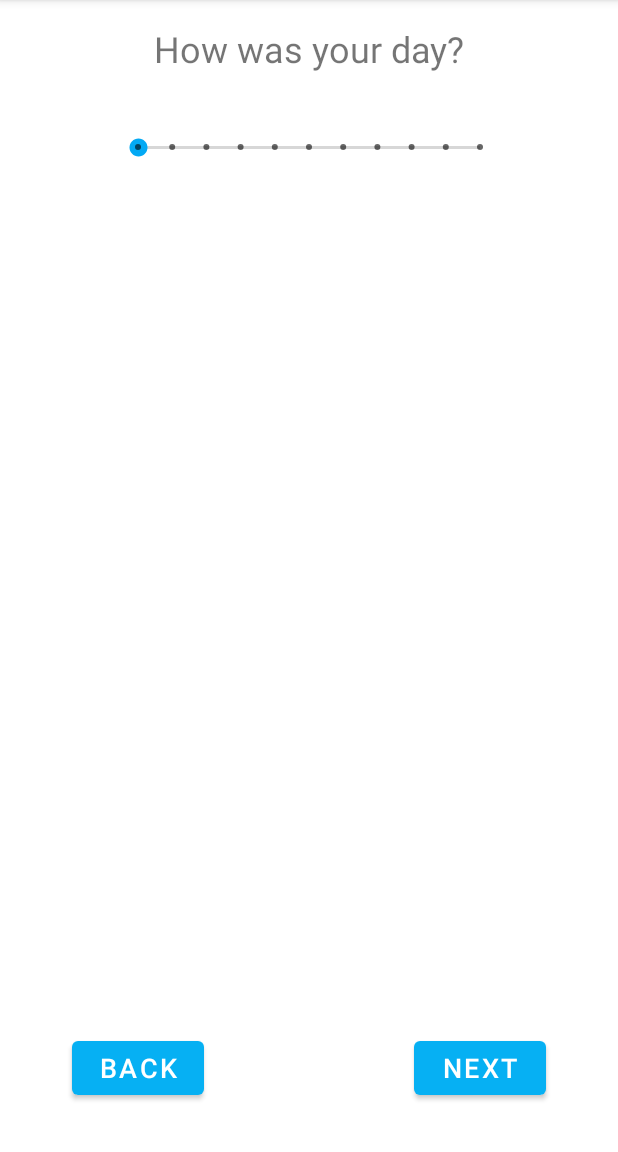
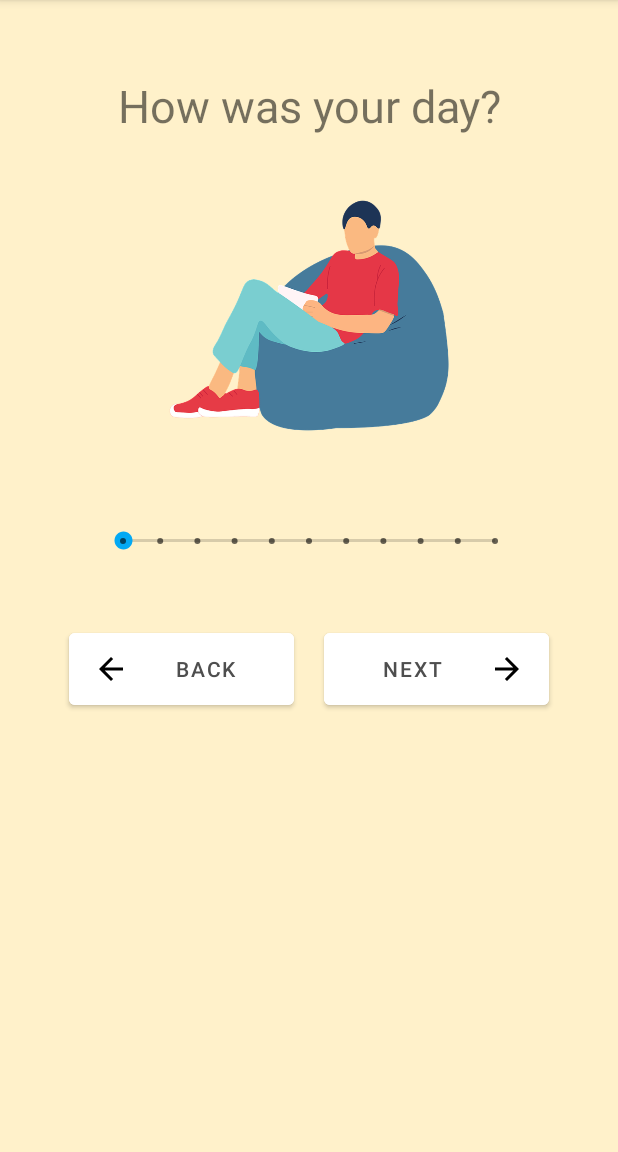
Before and after one commit to The-Doctors-PM/project-m, an Android app: the FirstQuestionActivity screen opened directly, with no data from a screen before it, on a phone screen of 412 x 824 dp, the part 84-1236 px from its top. Run offline under Robolectric (Android 15) with nearby library versions, the phone set to English and light mode, and no system bars.

Commit message:
Quiz Front End
Almost Done

```diff
--- /dev/null
+++ b/app/src/main/res/drawable/ic_forward.xml
@@ -0,0 +1,5 @@
+<vector android:autoMirrored="true" android:height="24dp"
+    android:tint="#000000" android:viewportHeight="24"
+    android:viewportWidth="24" android:width="24dp" xmlns:android="http://schemas.android.com/apk/res/android">
+    <path android:fillColor="@android:color/white" android:pathData="M12,4l-1.41,1.41L16.17,11H4v2h12.17l-5.58,5.59L12,20l8,-8z"/>
+</vector>
--- a/app/src/main/res/layout/activity_first_question.xml
+++ b/app/src/main/res/layout/activity_first_question.xml
@@ -1,65 +1,73 @@
-<androidx.constraintlayout.widget.ConstraintLayout xmlns:android="http://schemas.android.com/apk/res/android"
+<LinearLayout xmlns:android="http://schemas.android.com/apk/res/android"
     xmlns:app="http://schemas.android.com/apk/res-auto"
     xmlns:tools="http://schemas.android.com/tools"
     android:id="@+id/activity_first_question"
     android:layout_width="match_parent"
     android:layout_height="match_parent"
-    android:gravity="center_horizontal">
+    android:orientation="vertical"
+    android:background="@color/ButterMilk">
 
     <TextView
         android:id="@+id/happyQTV"
-        android:layout_width="281dp"
-        android:layout_height="51dp"
-        android:layout_marginStart="16dp"
-        android:layout_marginTop="16dp"
-        android:layout_marginEnd="16dp"
-        android:layout_marginBottom="8dp"
+        android:layout_width="match_parent"
+        android:layout_height="wrap_content"
+        android:layout_marginTop="50dp"
         android:text="How was your day?"
         android:textAlignment="center"
-        android:textSize="24sp"
-        app:layout_constraintBottom_toTopOf="@+id/anxiousSB"
-        app:layout_constraintEnd_toEndOf="parent"
-        app:layout_constraintHorizontal_bias="0.5"
-        app:layout_constraintStart_toStartOf="parent"
-        app:layout_constraintTop_toTopOf="parent" />
+        android:textSize="30sp" />
 
-    <Button
-        android:id="@+id/nextBtn1"
-        android:layout_width="wrap_content"
-        android:layout_height="wrap_content"
-        android:layout_marginEnd="48dp"
-        android:layout_marginBottom="32dp"
-        android:text="Next"
-        android:textSize="18sp"
-        app:layout_constraintBottom_toBottomOf="parent"
-        app:layout_constraintEnd_toEndOf="parent" />
-
-    <Button
-        android:id="@+id/backBtn11"
-        android:layout_width="wrap_content"
-        android:layout_height="wrap_content"
-        android:layout_marginStart="48dp"
-        android:layout_marginBottom="32dp"
-        android:text="BACK"
-        android:textSize="18sp"
-        app:layout_constraintBottom_toBottomOf="parent"
-        app:layout_constraintStart_toStartOf="parent" />
+    <ImageView
+        android:layout_width="190dp"
+        android:layout_height="180dp"
+        android:layout_marginTop="30dp"
+        android:layout_gravity="center"
+        android:scaleType="fitCenter"
+        android:src="@drawable/first"/>
 
     <SeekBar
         android:id="@+id/anxiousSB"
         style="@style/Widget.AppCompat.SeekBar.Discrete"
-        android:layout_width="260dp"
-        android:layout_height="30dp"
-        android:layout_marginStart="8dp"
-        android:layout_marginTop="16dp"
-        android:layout_marginEnd="8dp"
+        android:layout_width="280dp"
+        android:layout_height="60dp"
+        android:layout_marginTop="30dp"
+        android:layout_gravity="center"
         android:max="10"
         android:min="0"
-        android:progress="0"
-        app:layout_constraintEnd_toEndOf="parent"
-        app:layout_constraintHorizontal_bias="0.5"
-        app:layout_constraintStart_toStartOf="parent"
-        app:layout_constraintTop_toBottomOf="@+id/happyQTV" />
+        android:progress="0" />
+
+    <LinearLayout
+        android:layout_width="match_parent"
+        android:layout_height="wrap_content"
+        android:orientation="horizontal"
+        android:layout_marginTop="25dp"
+        android:gravity="center">
+
+        <Button
+            android:id="@+id/backBtn11"
+            android:layout_width="150dp"
+            android:layout_height="60dp"
+            android:layout_gravity="center"
+            android:text="Back"
+            android:textColor="@color/grey"
+            android:textSize="14sp"
+            android:backgroundTint="@color/white"
+            android:drawableLeft="@drawable/baseline_arrow_back_24"/>
+
+        <Button
+            android:id="@+id/nextBtn1"
+            android:layout_width="150dp"
+            android:layout_height="60dp"
+            android:layout_gravity="center"
+            android:layout_marginLeft="20dp"
+            android:text="Next"
+            android:textColor="@color/grey"
+            android:textSize="14sp"
+            android:backgroundTint="@color/white"
+            android:drawableRight="@drawable/ic_forward"
+            />
+
+    </LinearLayout>
+
 
     <ImageView
         android:id="@+id/imageV1"
@@ -73,4 +81,4 @@
         app:srcCompat="?attr/popupMenuBackground"
         tools:visibility="invisible" />
 
-</androidx.constraintlayout.widget.ConstraintLayout>
+</LinearLayout>
--- a/app/src/main/res/layout/activity_goals.xml
+++ b/app/src/main/res/layout/activity_goals.xml
@@ -80,7 +80,7 @@
             android:layout_height="70dp"
             android:backgroundTint="@color/white"
             android:text="Wipe Database"
-            android:textColor="@color/Grey"
+            android:textColor="@color/grey"
             android:visibility="visible" />
 
         <com.google.android.material.floatingactionbutton.FloatingActionButton
--- a/app/src/main/res/layout/activity_my_diary.xml
+++ b/app/src/main/res/layout/activity_my_diary.xml
@@ -103,7 +103,7 @@
         android:layout_height="60dp"
         android:layout_marginTop="30dp"
         android:text="Save"
-        android:textColor="@color/Grey"
+        android:textColor="@color/grey"
         android:textSize="14sp"
         android:backgroundTint="@color/white"
         android:drawableLeft="@drawable/ic_save"
--- a/app/src/main/res/layout/activity_past_notes.xml
+++ b/app/src/main/res/layout/activity_past_notes.xml
@@ -57,7 +57,7 @@
         android:layout_height="60dp"
         android:layout_marginBottom="64dp"
         android:backgroundTint="@color/white"
-        android:textColor="@color/Grey"
+        android:textColor="@color/grey"
         android:text="Wipe Database's Notes"
         app:layout_constraintBottom_toBottomOf="parent"
         app:layout_constraintEnd_toEndOf="parent"
--- a/app/src/main/res/layout/activity_profile.xml
+++ b/app/src/main/res/layout/activity_profile.xml
@@ -145,7 +145,7 @@
             android:layout_height="60dp"
             android:layout_gravity="center"
             android:text="Save"
-            android:textColor="@color/Grey"
+            android:textColor="@color/grey"
             android:textSize="14sp"
             android:backgroundTint="@color/white"
             android:drawableLeft="@drawable/ic_save" />
@@ -157,7 +157,7 @@
             android:layout_gravity="center"
             android:layout_marginLeft="20dp"
             android:text="Delete"
-            android:textColor="@color/Grey"
+            android:textColor="@color/grey"
             android:textSize="14sp"
             android:backgroundTint="@color/white"
             android:drawableLeft="@drawable/ic_delete"/>
```
Also changed, not shown: app/src/main/res/layout/activity_fourth_question.xml (+54 -44 lines), app/src/main/res/layout/activity_mood.xml (+79 -109 lines), app/src/main/res/layout/activity_second_question.xml (+48 -35 lines), app/src/main/res/layout/activity_seventh_question.xml (+54 -45 lines), app/src/main/res/layout/activity_sixth_question.xml (+54 -44 lines), app/src/main/res/values/colors.xml (+11 -3 lines), app/src/main/res/drawable/anxiety.png (added), app/src/main/res/drawable/breath.png (added), app/src/main/res/drawable/first.png (added), app/src/main/res/drawable/heart.png (added), app/src/main/res/drawable/second.png (added).
